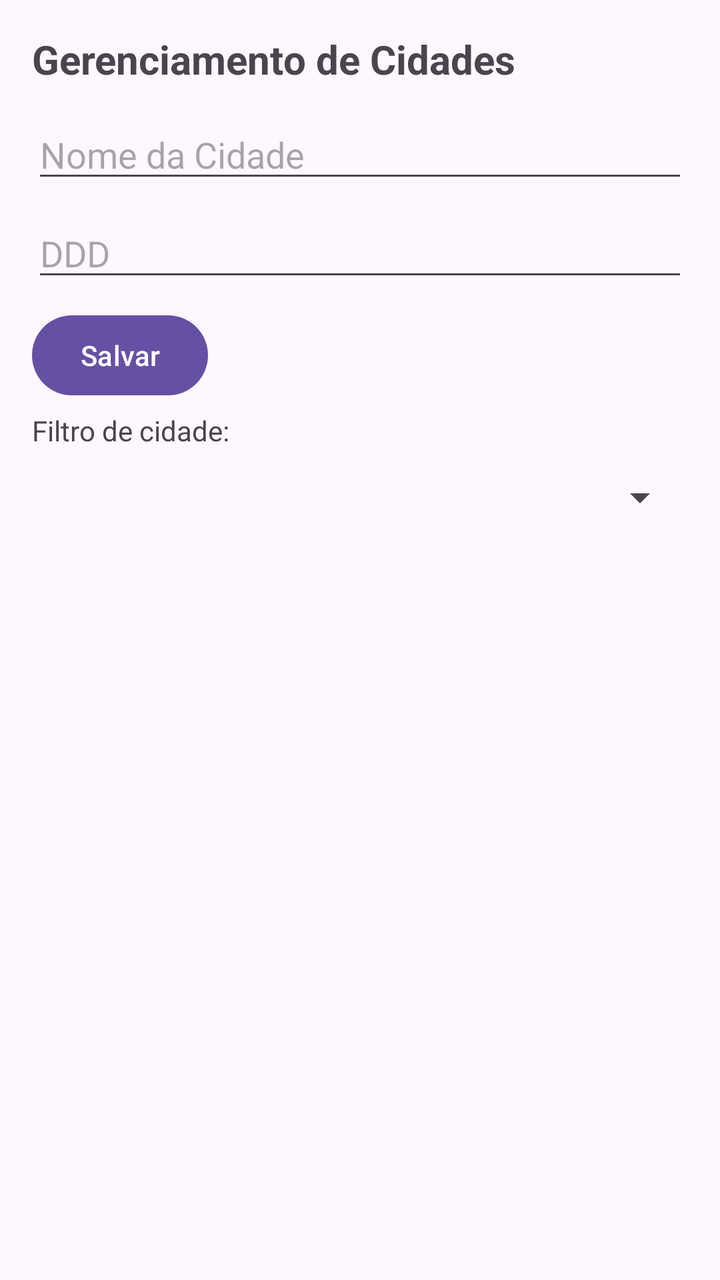
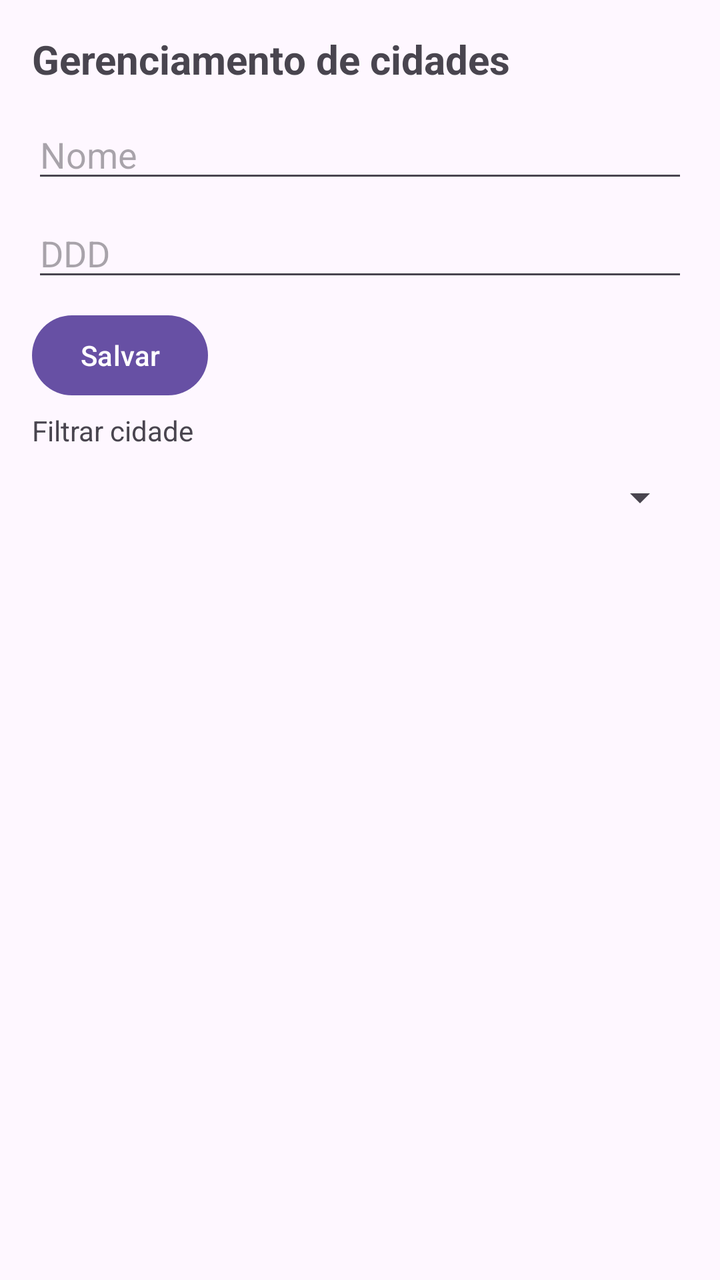

Two renders of the same Android screen: before a commit and after it. Below are the layout's source before the change and the commit's diff.
<!-- AndroidManifest.xml: application theme Theme.Atividade2 -->
<!-- res/layout/activity_cidades.xml -->
<?xml version="1.0" encoding="utf-8"?>
<LinearLayout xmlns:android="http://schemas.android.com/apk/res/android"
    android:id="@+id/main"
    android:layout_width="match_parent"
    android:layout_height="match_parent"
    android:orientation="vertical"
    android:padding="16dp">

    <TextView
        android:layout_width="match_parent"
        android:layout_height="wrap_content"
        android:text="Gerenciamento de Cidades"
        android:textSize="20sp"
        android:textStyle="bold"
        android:layout_marginBottom="12dp"/>

    <EditText
        android:id="@+id/edNomeCidade"
        android:layout_width="match_parent"
        android:layout_height="wrap_content"
        android:hint="Nome da Cidade"
        android:inputType="text"
        android:layout_marginBottom="8dp"/>

    <EditText
        android:id="@+id/edDddCidade"
        android:layout_width="match_parent"
        android:layout_height="wrap_content"
        android:hint="DDD"
        android:inputType="number"
        android:layout_marginBottom="8dp"/>

    <Button
        android:id="@+id/btnSalvarCidade"
        android:layout_width="wrap_content"
        android:layout_height="wrap_content"
        android:text="Salvar"
        android:layout_marginEnd="8dp"/>

    <TextView
        android:layout_width="match_parent"
        android:layout_height="wrap_content"
        android:text="Filtro de cidade:"
        android:textSize="14sp"
        android:layout_marginBottom="4dp"
        android:layout_marginTop="4dp"/>

    <Spinner
        android:id="@+id/spinnerCidade"
        android:layout_width="match_parent"
        android:layout_height="wrap_content"
        android:layout_marginBottom="8dp"
        android:layout_marginTop="8dp"/>

    <ListView
        android:id="@+id/lista_cidades"
        android:layout_width="match_parent"
        android:layout_height="match_parent"/>

</LinearLayout>
<!-- resources referenced by this layout -->
<resources>
  <style name="Theme.Atividade2" parent="Base.Theme.Atividade2" />
  <style name="Base.Theme.Atividade2" parent="Theme.Material3.DayNight.NoActionBar">
          
          
      </style>
</resources>

<!-- the commit's change to res/layout/activity_cidades.xml (unified diff, before → after) -->
@@ -9,7 +9,7 @@
     <TextView
         android:layout_width="match_parent"
         android:layout_height="wrap_content"
-        android:text="Gerenciamento de Cidades"
+        android:text="@string/gerenciamentoCidades"
         android:textSize="20sp"
         android:textStyle="bold"
         android:layout_marginBottom="12dp"/>
@@ -18,7 +18,7 @@
         android:id="@+id/edNomeCidade"
         android:layout_width="match_parent"
         android:layout_height="wrap_content"
-        android:hint="Nome da Cidade"
+        android:hint="@string/nome"
         android:inputType="text"
         android:layout_marginBottom="8dp"/>
 
@@ -26,7 +26,7 @@
         android:id="@+id/edDddCidade"
         android:layout_width="match_parent"
         android:layout_height="wrap_content"
-        android:hint="DDD"
+        android:hint="@string/ddd"
         android:inputType="number"
         android:layout_marginBottom="8dp"/>
 
@@ -34,13 +34,13 @@
         android:id="@+id/btnSalvarCidade"
         android:layout_width="wrap_content"
         android:layout_height="wrap_content"
-        android:text="Salvar"
+        android:text="@string/salvar"
         android:layout_marginEnd="8dp"/>
 
     <TextView
         android:layout_width="match_parent"
         android:layout_height="wrap_content"
-        android:text="Filtro de cidade:"
+        android:text="@string/filtrarCidade"
         android:textSize="14sp"
         android:layout_marginBottom="4dp"
         android:layout_marginTop="4dp"/>
<!-- resource entries referenced after the edit -->
@@ -1,5 +1,10 @@
 <!-- resources referenced by this layout -->
 <resources>
+  <string name="ddd">DDD</string>
+  <string name="filtrarCidade">Filtrar cidade</string>
+  <string name="gerenciamentoCidades">Gerenciamento de cidades</string>
+  <string name="nome">Nome</string>
+  <string name="salvar">Salvar</string>
   <style name="Theme.Atividade2" parent="Base.Theme.Atividade2" />
   <style name="Base.Theme.Atividade2" parent="Theme.Material3.DayNight.NoActionBar">
           
